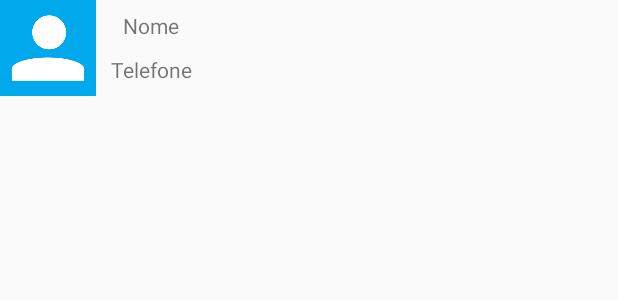
After one commit to DeividVeloso/Android, an Android app: the layout activity_list_item.xml on its own in the app's theme, with its tools: preview values and no code run, on a phone screen of 412 x 824 dp. The commit adds this screen. Shown: the top 300 px of the screen. Run offline under Robolectric (Android 15) with nearby library versions, the phone set to English and light mode, and no system bars.

```diff
--- a/app/build.gradle
+++ b/app/build.gradle
@@ -2,7 +2,7 @@ apply plugin: 'com.android.application'
 
 android {
     compileSdkVersion 23
-    buildToolsVersion "23.0.2"
+    buildToolsVersion '25.0.0'
 
     defaultConfig {
         applicationId "br.com.veloso.agenda"
--- /dev/null
+++ b/app/src/main/res/layout/activity_list_item.xml
@@ -0,0 +1,33 @@
+<?xml version="1.0" encoding="utf-8"?>
+<LinearLayout xmlns:android="http://schemas.android.com/apk/res/android"
+    android:orientation="horizontal" android:layout_width="match_parent"
+    android:layout_height="wrap_content">
+
+    <ImageView
+        android:layout_width="64dp"
+        android:layout_height="64dp"
+        android:src="@drawable/person"
+        android:id="@+id/item_foto"/>
+
+    <LinearLayout
+        android:layout_width="wrap_content"
+        android:layout_height="match_parent"
+        android:orientation="vertical"
+        android:gravity="center">
+        <TextView
+            android:layout_width="wrap_content"
+            android:layout_height="wrap_content"
+            android:paddingLeft="10dp"
+            android:id="@+id/item_nome"
+            android:text="Nome"/>
+
+        <TextView
+            android:layout_width="wrap_content"
+            android:layout_height="wrap_content"
+            android:paddingLeft="10dp"
+            android:paddingTop="10dp"
+            android:id="@+id/item_telefone"
+            android:text="Telefone"/>
+    </LinearLayout>
+
+</LinearLayout>
--- a/build.gradle
+++ b/build.gradle
@@ -5,7 +5,7 @@ buildscript {
         jcenter()
     }
     dependencies {
-        classpath 'com.android.tools.build:gradle:2.2.3'
+        classpath 'com.android.tools.build:gradle:2.3.0'
 
         // NOTE: Do not place your application dependencies here; they belong
         // in the individual module build.gradle files
```
Also changed, not shown: app/src/main/java/br/com/veloso/agenda/FormularioActivity.java (+1 -12 lines), app/src/main/java/br/com/veloso/agenda/FormularioHelper.java (+18 -2 lines), gradle/wrapper/gradle-wrapper.properties.
